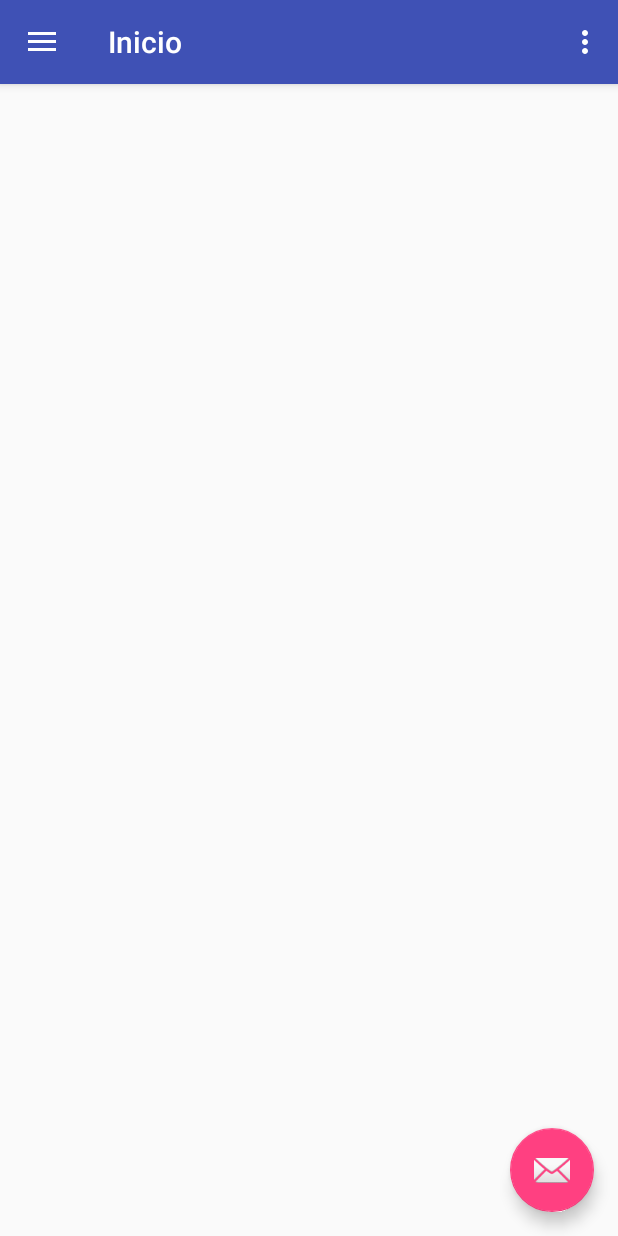
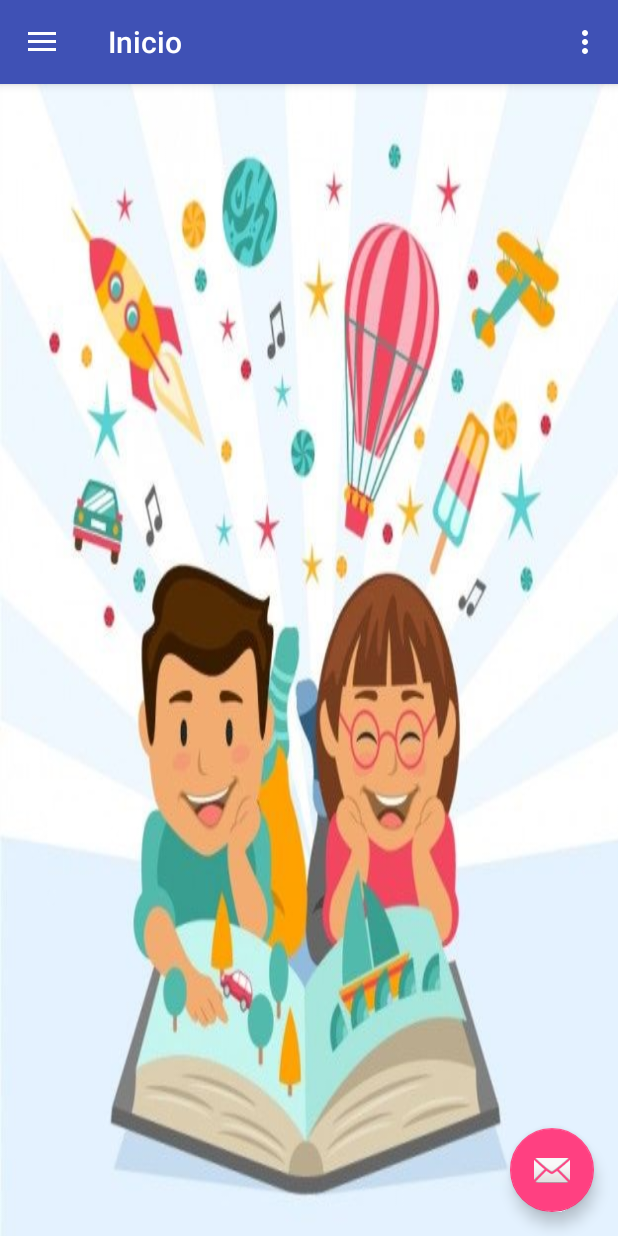
Before and after one commit to constantinops/Desarrolloappnari, an Android app: the Inicio screen opened directly, with no data from a screen before it, on a phone screen of 412 x 824 dp. Run offline under Robolectric (Android 15) with nearby library versions, the phone set to English and light mode, and no system bars.

Commit message:
se puso una img en la pantalla principal

```diff
--- a/app/src/main/java/com/example/omar/nari/Inicio.java
+++ b/app/src/main/java/com/example/omar/nari/Inicio.java
@@ -1,5 +1,6 @@
 package com.example.omar.nari;
 
+import android.content.Intent;
 import android.os.Bundle;
 import android.support.design.widget.FloatingActionButton;
 import android.support.design.widget.Snackbar;
@@ -69,7 +70,10 @@ public class Inicio extends AppCompatActivity
 
         //noinspection SimplifiableIfStatement
         if (id == R.id.action_settings) {
-            return true;
+
+            Intent x= new Intent(getApplicationContext(),login.class);
+            startActivity(x);
+
         }
 
         return super.onOptionsItemSelected(item);
@@ -82,6 +86,8 @@ public class Inicio extends AppCompatActivity
         int id = item.getItemId();
 
         if (id == R.id.nav_camera) {
+
+
             // Handle the camera action
         } else if (id == R.id.nav_gallery) {
 
--- a/app/src/main/res/layout/content_inicio.xml
+++ b/app/src/main/res/layout/content_inicio.xml
@@ -6,6 +6,8 @@
     android:layout_height="match_parent"
     app:layout_behavior="@string/appbar_scrolling_view_behavior"
     tools:context=".Inicio"
-    tools:showIn="@layout/app_bar_inicio">
+    tools:showIn="@layout/app_bar_inicio"
+    android:background="@drawable/pantallaprincipal"
+    >
 
 </android.support.constraint.ConstraintLayout>
--- a/app/src/main/res/menu/inicio.xml
+++ b/app/src/main/res/menu/inicio.xml
@@ -3,7 +3,8 @@
     xmlns:app="http://schemas.android.com/apk/res-auto">
     <item
         android:id="@+id/action_settings"
-        android:orderInCategory="100"
-        android:title="@string/action_settings"
-        app:showAsAction="never" />
+        android:orderInCategory="10"
+        android:title="cerrar sesion "
+        app:showAsAction="never"
+        />
 </menu>
```
Also changed, not shown: app/src/main/res/drawable/pantallaprincipal.jpg (added).
